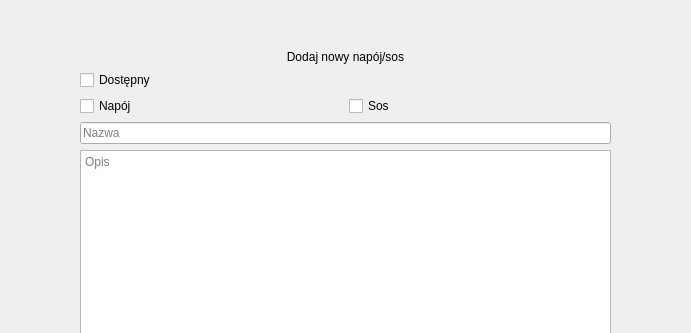
This is ui/addnewdrinksauce.ui in IgnacyMermer/SystemRestauracji as Qt 5 draws it before an edit; both pictures show x 130 to 821 and y 0 to 333 of the 986 by 546 pixel window. The edited form follows.
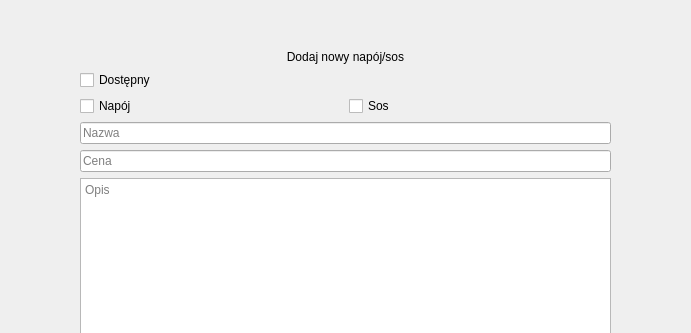
This is the edited form.

Commit message: adding sauces and drinks in ui and in backend

The edit to the form file:
```diff
--- a/ui/addnewdrinksauce.ui
+++ b/ui/addnewdrinksauce.ui
@@ -65,6 +65,13 @@
       </property>
      </widget>
     </item>
+    <item>
+     <widget class="QLineEdit" name="lineEdit_price">
+      <property name="placeholderText">
+       <string>Cena</string>
+      </property>
+     </widget>
+    </item>
     <item>
      <widget class="QTextEdit" name="textEdit_description">
       <property name="placeholderText">
```
The commit also changes 3 other files.
